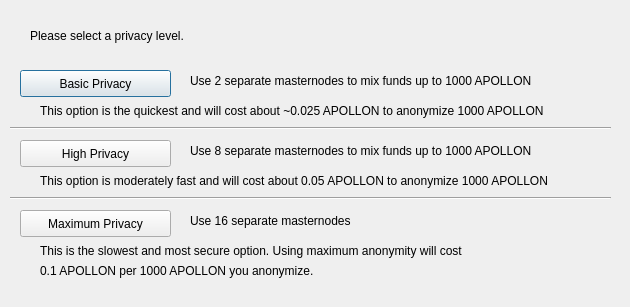
Qt form src/qt/forms/obfuscationconfig.ui (MotoAcidic/bdcash-protocol) before a commit.
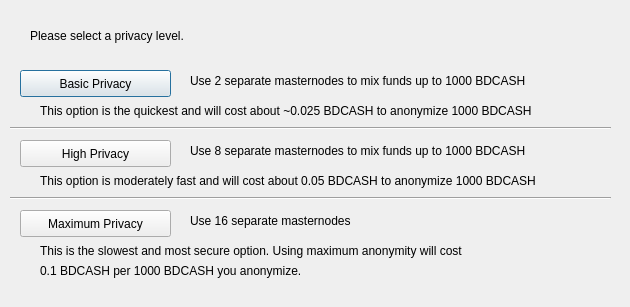
The same form after that commit.

What changed in the file:
```diff
--- a/src/qt/forms/obfuscationconfig.ui
+++ b/src/qt/forms/obfuscationconfig.ui
@@ -75,7 +75,7 @@
     </rect>
    </property>
    <property name="text">
-    <string>Use 2 separate masternodes to mix funds up to 1000 APOLLON</string>
+    <string>Use 2 separate masternodes to mix funds up to 1000 BDCASH</string>
    </property>
   </widget>
   <widget class="QLabel" name="label_3">
@@ -88,7 +88,7 @@
     </rect>
    </property>
    <property name="text">
-    <string>Use 8 separate masternodes to mix funds up to 1000 APOLLON</string>
+    <string>Use 8 separate masternodes to mix funds up to 1000 BDCASH</string>
    </property>
   </widget>
   <widget class="QLabel" name="label_4">
@@ -114,7 +114,7 @@
     </rect>
    </property>
    <property name="text">
-    <string>This option is the quickest and will cost about ~0.025 APOLLON to anonymize 1000 APOLLON</string>
+    <string>This option is the quickest and will cost about ~0.025 BDCASH to anonymize 1000 BDCASH</string>
    </property>
   </widget>
   <widget class="QLabel" name="label_7">
@@ -127,7 +127,7 @@
     </rect>
    </property>
    <property name="text">
-    <string>This option is moderately fast and will cost about 0.05 APOLLON to anonymize 1000 APOLLON</string>
+    <string>This option is moderately fast and will cost about 0.05 BDCASH to anonymize 1000 BDCASH</string>
    </property>
   </widget>
   <widget class="QLabel" name="label_8">
@@ -153,7 +153,7 @@
     </rect>
    </property>
    <property name="text">
-    <string>0.1 APOLLON per 1000 APOLLON you anonymize.</string>
+    <string>0.1 BDCASH per 1000 BDCASH you anonymize.</string>
    </property>
   </widget>
   <widget class="Line" name="line">
```
